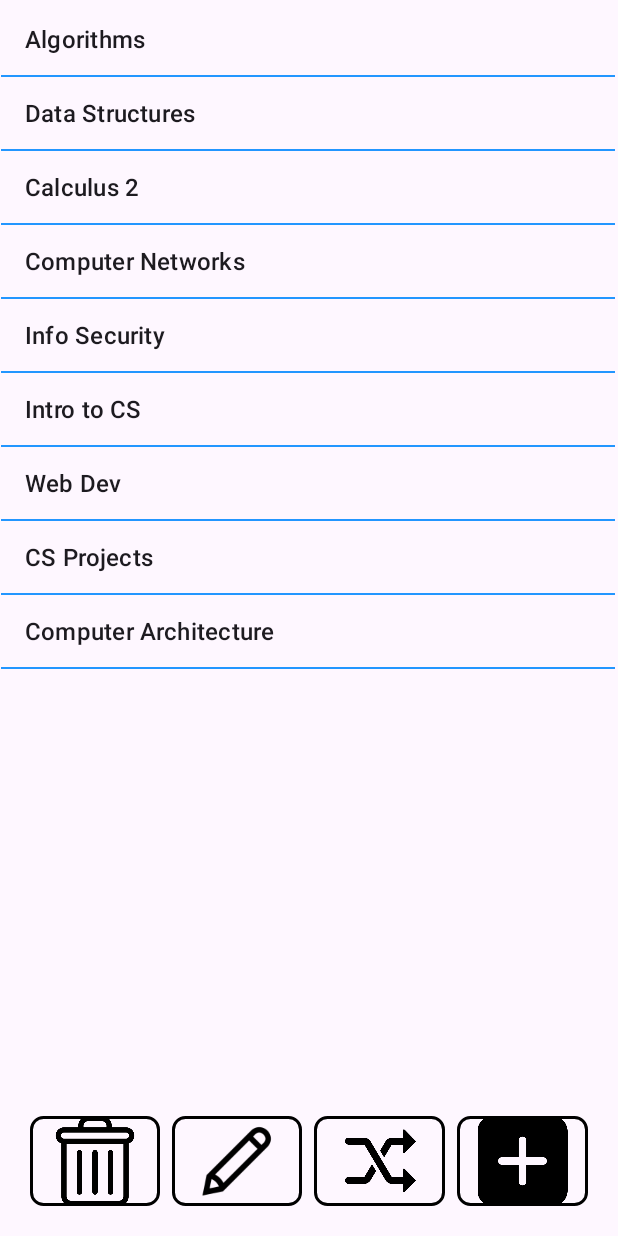
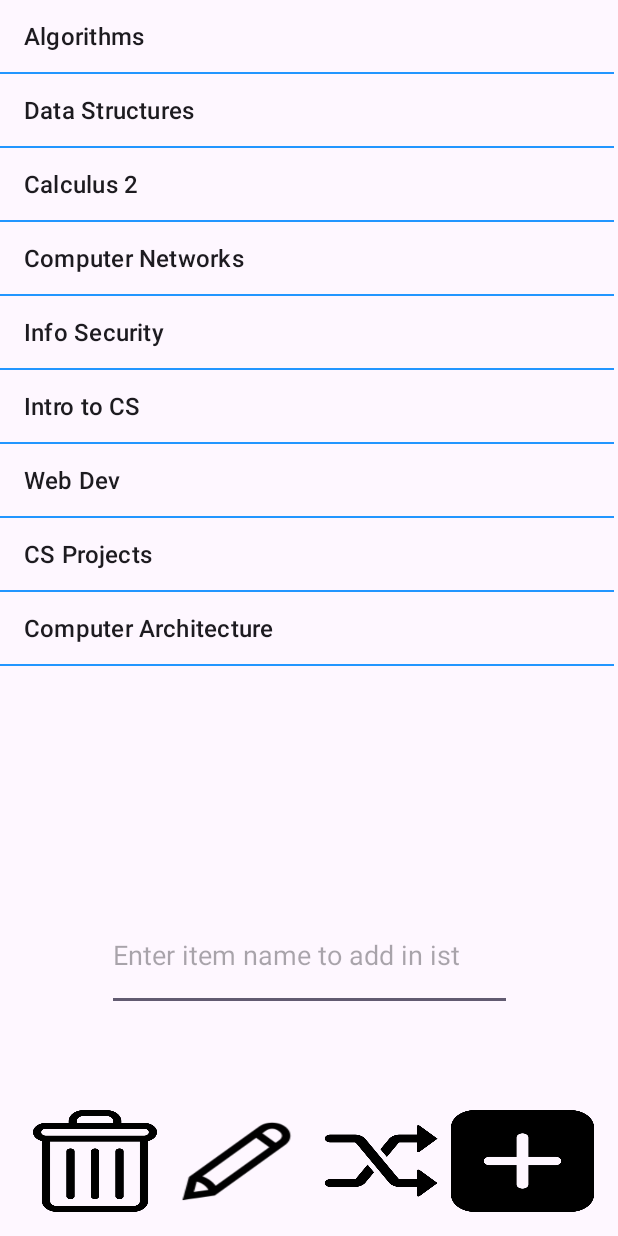
Before and after one commit to ramonm316/4350-Project, an Android app: the screen it shows after launch (MainActivity), on a phone screen of 412 x 824 dp. Run offline under Robolectric (Android 15) with nearby library versions, the phone set to English and light mode, and no system bars.

Commit message:
list with add

```diff
--- a/ListRandom/app/src/main/res/layout/activity_main.xml
+++ b/ListRandom/app/src/main/res/layout/activity_main.xml
@@ -10,6 +10,21 @@
 
 
     <!-- Bottom navigation container holding the buttons -->
+
+    <EditText
+        android:id="@+id/idEdtItemName"
+        android:layout_width="270dp"
+        android:layout_height="74dp"
+        android:layout_margin="4dp"
+        android:layout_marginStart="40dp"
+        android:layout_marginEnd="137dp"
+        android:layout_marginBottom="3dp"
+        android:hint="Enter item name to add in ist"
+        app:layout_constraintBottom_toTopOf="@+id/bottom_nav_container"
+        app:layout_constraintEnd_toEndOf="parent"
+        app:layout_constraintStart_toStartOf="parent"
+        app:layout_constraintTop_toBottomOf="@+id/listvew" />
+
     <LinearLayout
         android:id="@+id/bottom_nav_container"
         android:layout_width="0dp"
@@ -26,11 +41,10 @@
             android:layout_width="0dp"
             android:layout_height="wrap_content"
             android:layout_weight="1"
-            android:layout_margin="4dp"
-            android:scaleType="fitCenter"
+            android:scaleType="fitXY"
             android:src="@drawable/ic_minus"
             android:contentDescription="@string/delete"
-            android:background="@drawable/button_background" />
+            android:background="?attr/selectableItemBackgroundBorderless" />
 
         <!-- Edit button -->
         <ImageButton
@@ -38,10 +52,9 @@
             android:layout_width="0dp"
             android:layout_height="wrap_content"
             android:layout_weight="1"
-            android:background="@drawable/button_background"
+            android:background="?attr/selectableItemBackgroundBorderless"
             android:contentDescription="@string/edit"
-            android:layout_margin="4dp"
-            android:scaleType="fitCenter"
+            android:scaleType="fitXY"
             android:src="@drawable/ic_pencil" />
 
         <!-- Randomize button -->
@@ -50,11 +63,10 @@
             android:layout_width="0dp"
             android:layout_height="wrap_content"
             android:layout_weight="1"
-            android:layout_margin="4dp"
-            android:scaleType="fitCenter"
+            android:scaleType="fitXY"
             android:src="@drawable/ic_randomize"
             android:contentDescription="@string/randomize"
-            android:background="@drawable/button_background" />
+            android:background="?attr/selectableItemBackgroundBorderless" />
 
         <!-- Add button -->
         <ImageButton
@@ -62,28 +74,27 @@
             android:layout_width="0dp"
             android:layout_height="wrap_content"
             android:layout_weight="1"
-            android:layout_margin="4dp"
-            android:scaleType="fitCenter"
+            android:scaleType="fitXY"
             android:src="@drawable/ic_plus"
             android:contentDescription="@string/add"
-            android:background="@drawable/button_background" />
+            android:background="?attr/selectableItemBackgroundBorderless"
+            android:onClick="addItems"/>
 
     </LinearLayout>
     <!-- List -->
+
     <ListView
         android:id="@+id/listvew"
         android:layout_width="409dp"
-        android:layout_height="629dp"
-        android:layout_marginTop="2dp"
+        android:layout_height="550dp"
         android:layout_marginEnd="2dp"
         android:divider="#DD0088FF"
         android:dividerHeight="1dp"
         android:listSelector="#BEFFC800"
-        app:layout_constraintBottom_toTopOf="@+id/bottom_nav_container"
         app:layout_constraintEnd_toEndOf="parent"
-        app:layout_constraintHorizontal_bias="1.0"
+        app:layout_constraintHorizontal_bias="0.0"
         app:layout_constraintStart_toStartOf="parent"
-        app:layout_constraintTop_toTopOf="parent"
-        app:layout_constraintVertical_bias="0.0" />
+        app:layout_constraintTop_toTopOf="parent" />
+
 
 </androidx.constraintlayout.widget.ConstraintLayout>
```
